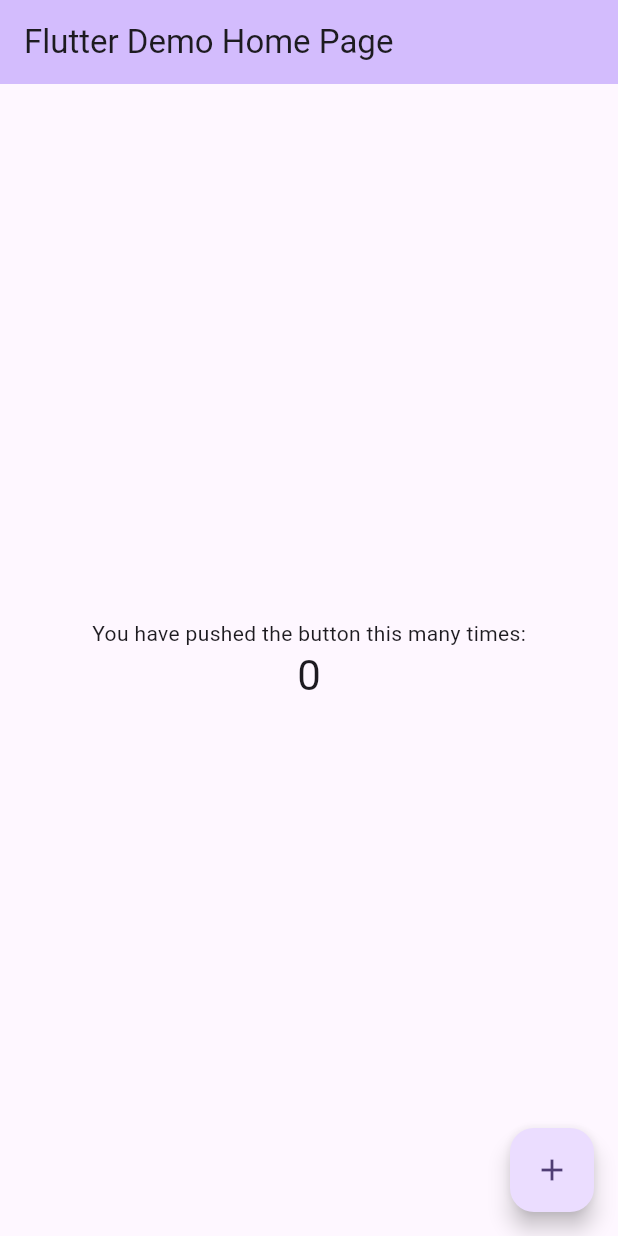
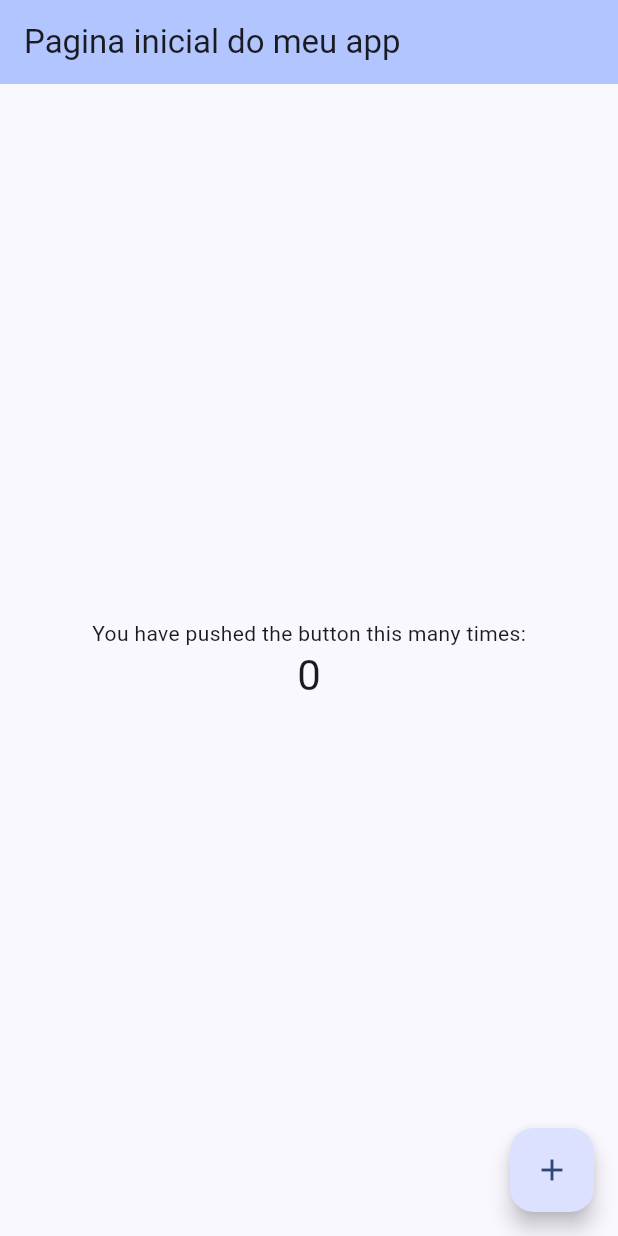
Before and after one commit to munizgabr/flutterapp, a Flutter app: the screen it shows after launch, on a phone screen of 412 x 824 dp. Run offline on Flutter 3.47's test engine with Material 2 defaults, Android fonts, the phone set to English and light mode, and no system bars.

Commit message:
some adjusts in app flutter

```diff
--- a/lib/main.dart
+++ b/lib/main.dart
@@ -11,7 +11,7 @@ class MyApp extends StatelessWidget {
   @override
   Widget build(BuildContext context) {
     return MaterialApp(
-      title: 'Flutter Demo',
+      title: 'Flutter app',
       theme: ThemeData(
         // This is the theme of your application.
         //
@@ -28,10 +28,11 @@ class MyApp extends StatelessWidget {
         //
         // This works for code too, not just values: Most code changes can be
         // tested with just a hot reload.
-        colorScheme: ColorScheme.fromSeed(seedColor: Colors.deepPurple),
+        colorScheme:
+            ColorScheme.fromSeed(seedColor: Color.fromARGB(255, 2, 29, 83)),
         useMaterial3: true,
       ),
-      home: const MyHomePage(title: 'Flutter Demo Home Page'),
+      home: const MyHomePage(title: 'Pagina inicial do meu app'),
     );
   }
 }
```
